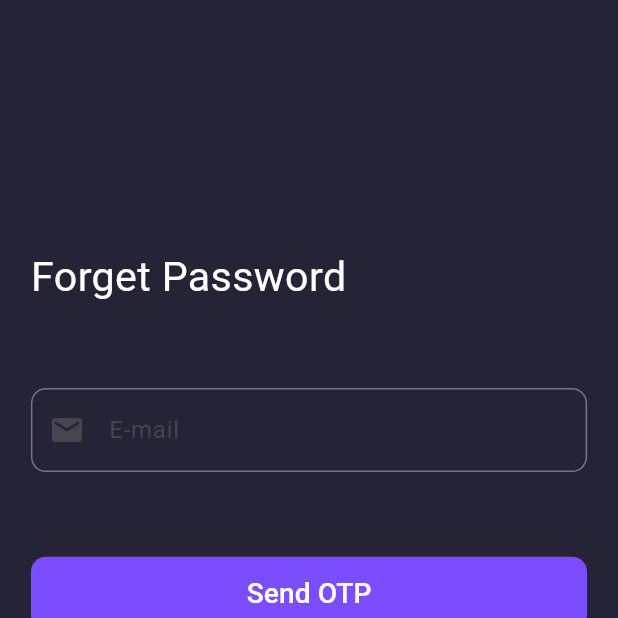
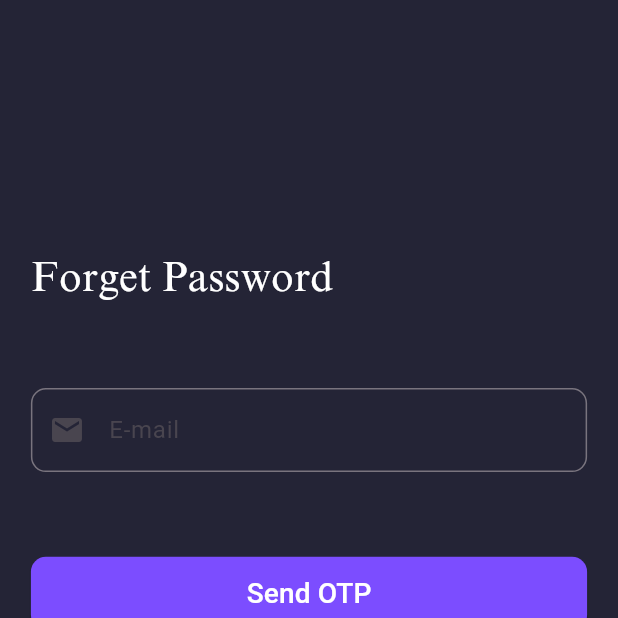
Before and after one commit to Solanki-Tejs/docguru, a Flutter app: the Forgetpass screen opened directly, on a phone screen of 412 x 824 dp, the top half of it. Run offline on Flutter 3.47's test engine with Material 3 defaults, Android fonts, the light colour scheme and no system bars; our stand-ins replace flutter_dotenv, pinput, shared_preferences; accounts and stored records are empty; network calls fail.

Commit message:
First sessional examination debut

```diff
--- a/lib/PAGE/email_veri.dart
+++ b/lib/PAGE/email_veri.dart
@@ -2,6 +2,7 @@
 
 import 'dart:async';
 import 'dart:convert';
+import 'package:docguru/PAGE/Home.dart';
 import 'package:docguru/PAGE/newpass.dart';
 import 'package:docguru/PAGE/rename_it.dart';
 import 'package:flutter/material.dart';
@@ -63,7 +64,7 @@ class _EmailVeriState extends State<EmailVeri> {
         print("hello world!");
         prefs.setString("token", Jres["token"]);
         Navigator.pushReplacement(
-            context, MaterialPageRoute(builder: (context) => RenameIt()));
+            context, MaterialPageRoute(builder: (context) => Home()));
       }
     } else {
       ScaffoldMessenger.of(context).showSnackBar(
@@ -144,7 +145,7 @@ class _EmailVeriState extends State<EmailVeri> {
                         "E-mail verification",
                         style: TextStyle(
                             color: Colors.white,
-                            // fontFamily: 'Arial',
+                            fontFamily: 'TimesNewRoman',
                             fontSize: scrwidth / 15),
                       ),
                     ],
--- a/lib/PAGE/forgetpass.dart
+++ b/lib/PAGE/forgetpass.dart
@@ -42,20 +42,12 @@ class _ForgetpassState extends State<Forgetpass> {
                     children: [
                       Row(
                         children: [
-                          GestureDetector(
-                            child: Text(
-                              "Forget Password",
-                              style: TextStyle(
-                                  color: Colors.white, fontSize: scrwidth / 15),
-                            ),
-                            onTap: () {
-                              Navigator.pushReplacement(
-                                  context,
-                                  MaterialPageRoute(
-                                      builder: (context) => Newpass(
-                                            email: 'User Mail',
-                                          )));
-                            },
+                          Text(
+                            "Forget Password",
+                            style: TextStyle(
+                                color: Colors.white,
+                                fontFamily: 'TimesNewRoman',
+                                fontSize: scrwidth / 15),
                           ),
                         ],
                       ),
--- a/lib/PAGE/newpass.dart
+++ b/lib/PAGE/newpass.dart
@@ -82,7 +82,7 @@ class _NewpassState extends State<Newpass> {
                             "Set New Password",
                             style: TextStyle(
                                 color: Colors.white,
-                                // fontFamily: 'Arial',
+                                fontFamily: 'TimesNewRoman',
                                 fontSize: scrwidth / 15),
                           ),
                         ],
--- a/lib/PAGE/setting.dart
+++ b/lib/PAGE/setting.dart
@@ -35,7 +35,10 @@ class _Setting extends State<Setting> {
                   children: [
                     Text(
                       "Settings",
-                      style: TextStyle(color: Colors.white, fontSize: 40),
+                      style: TextStyle(
+                          color: Colors.white,
+                          fontFamily: 'TimesNewRoman',
+                          fontSize: 40),
                     )
                   ],
                 ),
--- a/pubspec.yaml
+++ b/pubspec.yaml
@@ -26,9 +26,9 @@ flutter:
     - assets/.env
 
   fonts:
-  # - family: Arial
-  #   fonts:
-  #     - asset: assets/fonts/Arial-Regular.ttf
+  - family: TimesNewRoman
+    fonts:
+      - asset: assets/fonts/times-new-roman.ttf
   - family: Rokkitt
     fonts:
       - asset: assets/fonts/Rokkitt-Regular.ttf
```
Also changed, not shown: lib/PAGE/SignIn.dart (+6 -15 lines), lib/PAGE/SignUp.dart (+6 -18 lines), assets/fonts/times-new-roman.ttf (added).
